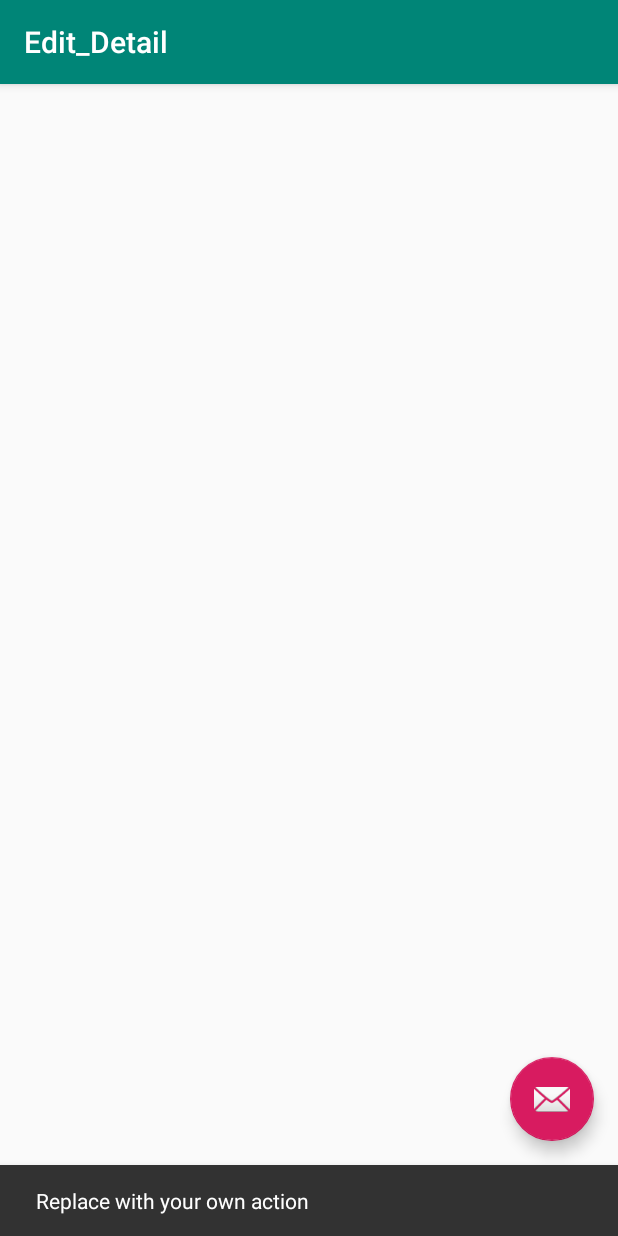
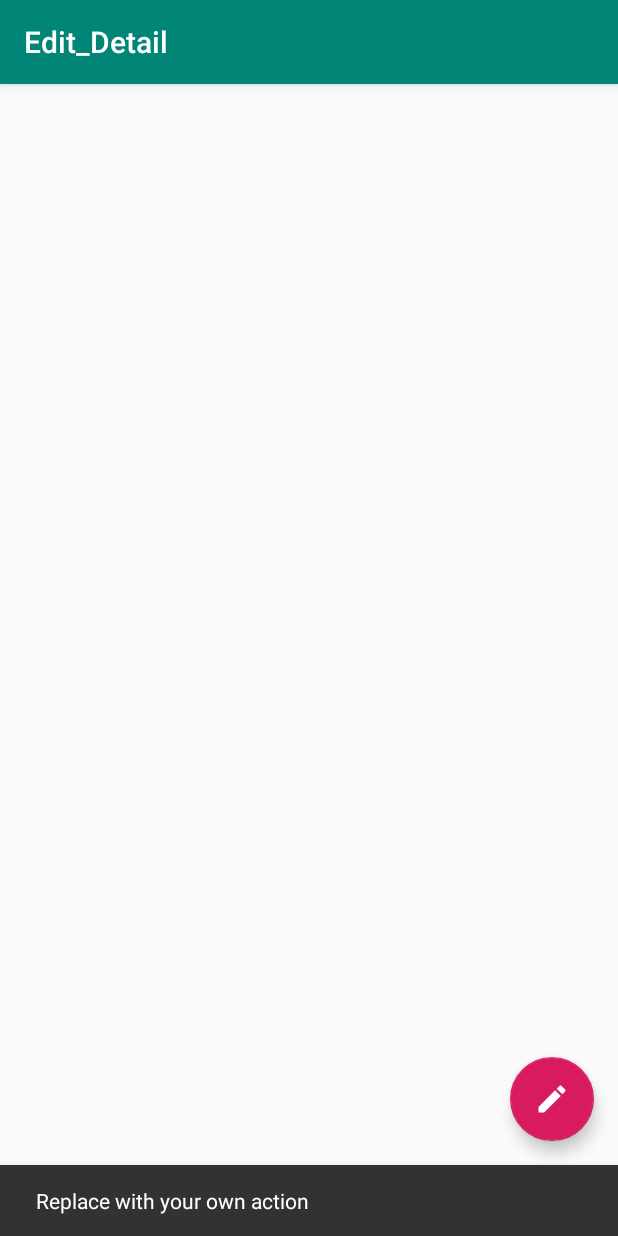
Before and after one commit to prajwalmw/RestaurantSeatBooking, an Android app: the Edit_Detail screen opened directly, with no data from a screen before it, after a tap on an icon or button, on a phone screen of 412 x 824 dp. Run offline under Robolectric (Android 15) with nearby library versions, the phone set to English and light mode, and no system bars.

Commit message:
edit icon added

```diff
--- /dev/null
+++ b/app/src/main/res/drawable/ic_edit_black_24dp.xml
@@ -0,0 +1,5 @@
+<vector android:height="24dp" android:tint="#FFFFFF"
+    android:viewportHeight="24.0" android:viewportWidth="24.0"
+    android:width="24dp" xmlns:android="http://schemas.android.com/apk/res/android">
+    <path android:fillColor="#FF000000" android:pathData="M3,17.25V21h3.75L17.81,9.94l-3.75,-3.75L3,17.25zM20.71,7.04c0.39,-0.39 0.39,-1.02 0,-1.41l-2.34,-2.34c-0.39,-0.39 -1.02,-0.39 -1.41,0l-1.83,1.83 3.75,3.75 1.83,-1.83z"/>
+</vector>
--- a/app/src/main/res/layout/activity_edit__detail.xml
+++ b/app/src/main/res/layout/activity_edit__detail.xml
@@ -28,6 +28,6 @@
         android:layout_height="wrap_content"
         android:layout_gravity="bottom|end"
         android:layout_margin="@dimen/fab_margin"
-        app:srcCompat="@android:drawable/ic_dialog_email" />
+        app:srcCompat="@drawable/ic_edit_black_24dp" />
 
 </androidx.coordinatorlayout.widget.CoordinatorLayout>
--- a/app/src/main/res/layout/fragment_gallery.xml
+++ b/app/src/main/res/layout/fragment_gallery.xml
@@ -24,7 +24,7 @@
     <com.google.android.material.floatingactionbutton.FloatingActionButton
         android:layout_width="wrap_content"
         android:layout_height="wrap_content"
-        android:src="@android:drawable/ic_menu_call"
+        app:srcCompat="@drawable/ic_call_black_24dp"
         android:layout_alignParentBottom="true"
         android:layout_alignParentEnd="true"
         android:layout_margin="20dp"/>
```
Also changed, not shown: app/src/main/res/layout/mybooking_listlayout.xml (added, +38 -0 lines).
